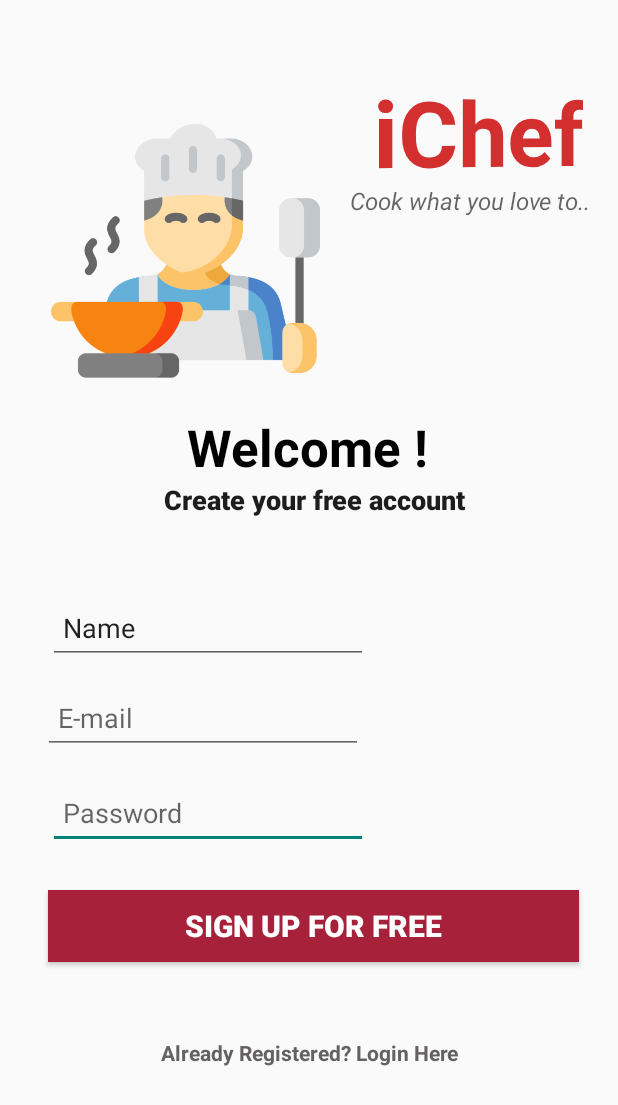
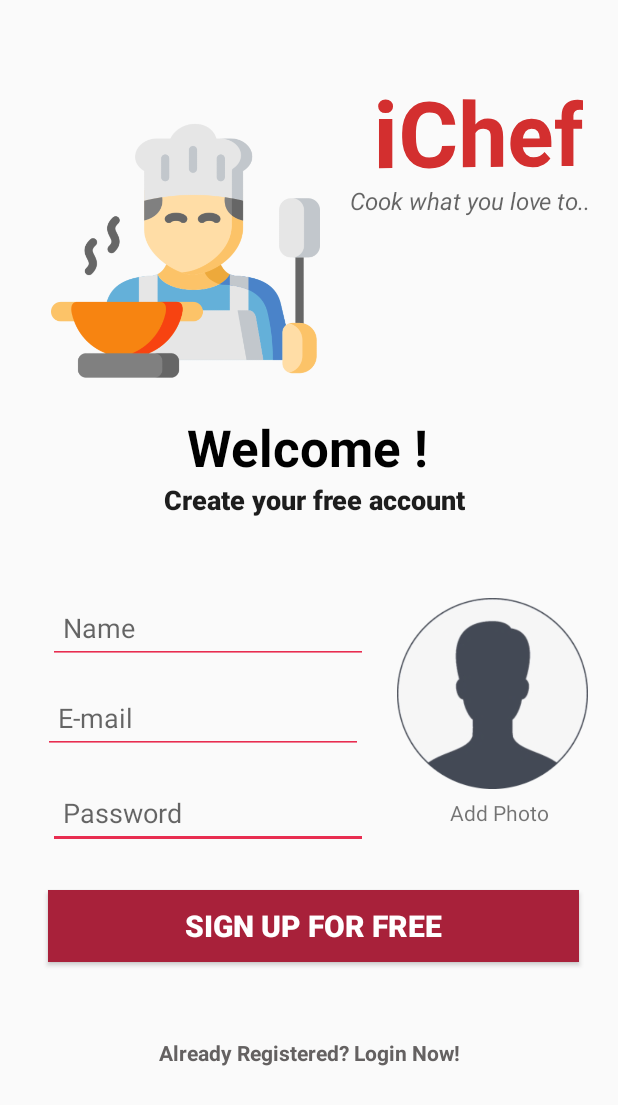
Before and after one commit to chearuno/CookNow, an Android app: the UserRegistration screen opened directly, with no data from a screen before it, on a phone screen of 412 x 824 dp. Shown: the top 1105 px of the screen. Run offline under Robolectric (Android 15) with nearby library versions, the phone set to English and light mode, and no system bars; our stand-ins replace Firebase (no records; nobody signed in at launch, a user with empty details on screens opened directly), Picasso; libraries missing offline, so code that uses them is left out: com.theartofdev.edmodo; pictures from the network do not load.

Commit message:
feat_userLogin&Reg_DB_intgrt_V2_ProfPic

```diff
--- a/app/build.gradle
+++ b/app/build.gradle
@@ -59,4 +59,9 @@ dependencies {
     implementation 'com.google.firebase:firebase-analytics:19.0.1'
     implementation 'com.google.firebase:firebase-core:19.0.1'
     implementation 'androidx.cardview:cardview:1.0.0'
+    implementation 'com.google.firebase:firebase-messaging:22.0.0'
+
+    api 'com.theartofdev.edmodo:android-image-cropper:2.8.+'
+    implementation 'com.squareup.picasso:picasso:2.5.2'
+
 }
--- a/app/src/main/res/layout/activity_user_registration.xml
+++ b/app/src/main/res/layout/activity_user_registration.xml
@@ -7,7 +7,7 @@
     tools:context=".UserRegistration">
 
     <ImageView
-        android:id="@+id/imageView4"
+        android:id="@+id/profpic"
         android:layout_width="179dp"
         android:layout_height="208dp"
         android:layout_marginStart="32dp"
@@ -90,7 +90,8 @@
         android:layout_marginTop="2dp"
         android:layout_marginEnd="107dp"
         android:layout_marginBottom="64dp"
-        android:text="Already Registered? Login Here"
+        android:text="Already Registered? Login Now!"
+        android:onClick="btn_userLoginForm"
         android:textColor="#646161"
         android:textStyle="bold"
         app:layout_constraintBottom_toBottomOf="parent"
@@ -129,6 +130,7 @@
         android:layout_marginEnd="169dp"
         android:ems="10"
         android:hint="Password"
+        android:backgroundTint="@color/colorPink"
         android:inputType="textPassword"
         android:minHeight="48dp"
         android:padding="10dp"
@@ -148,6 +150,7 @@
         android:layout_marginBottom="15dp"
         android:ems="10"
         android:hint="E-mail"
+        android:backgroundTint="@color/colorPink"
         android:inputType="textEmailAddress"
         android:minHeight="48dp"
         android:padding="10dp"
@@ -165,10 +168,11 @@
         android:layout_marginTop="28dp"
         android:layout_marginEnd="169dp"
         android:ems="10"
+        android:hint="Name"
+        android:backgroundTint="@color/colorPink"
         android:inputType="textPersonName"
         android:minHeight="48dp"
         android:padding="10dp"
-        android:text="Name"
         app:layout_constraintEnd_toEndOf="parent"
         app:layout_constraintHorizontal_bias="0.0"
         app:layout_constraintStart_toStartOf="parent"
@@ -187,4 +191,34 @@
         app:layout_constraintBottom_toTopOf="@+id/textView3"
         app:layout_constraintEnd_toEndOf="parent"
         app:layout_constraintStart_toStartOf="parent" />
+
+    <ImageView
+        android:id="@+id/imageView7"
+        android:layout_width="135dp"
+        android:layout_height="127dp"
+        android:layout_marginTop="32dp"
+        android:layout_marginEnd="16dp"
+        android:layout_marginBottom="52dp"
+        app:layout_constraintBottom_toTopOf="@+id/registerBtn"
+        app:layout_constraintEnd_toEndOf="parent"
+        app:layout_constraintTop_toBottomOf="@+id/textView3"
+        app:layout_constraintVertical_bias="0.0"
+        app:srcCompat="@drawable/profpicavtr" />
+
+    <TextView
+        android:id="@+id/textView8"
+        android:layout_width="wrap_content"
+        android:layout_height="wrap_content"
+        android:layout_marginStart="57dp"
+        android:layout_marginTop="6dp"
+        android:layout_marginEnd="46dp"
+        android:layout_marginBottom="27dp"
+        android:text="Add Photo"
+        app:layout_constraintBottom_toTopOf="@+id/registerBtn"
+        app:layout_constraintEnd_toEndOf="parent"
+        app:layout_constraintHorizontal_bias="1.0"
+        app:layout_constraintStart_toEndOf="@+id/editPassword"
+        app:layout_constraintTop_toBottomOf="@+id/imageView7"
+        app:layout_constraintVertical_bias="0.0" />
+
 </androidx.constraintlayout.widget.ConstraintLayout>
```
Also changed, not shown: app/src/main/AndroidManifest.xml (+13 -1 lines), app/src/main/java/com/msc/app/cook/UserLogin.java (+106 -16 lines), app/src/main/java/com/msc/app/cook/UserRegistration.java (+187 -28 lines), app/src/main/java/com/msc/app/cook/Users.java (added, +30 -0 lines), app/src/main/res/layout/activity_user_login.xml (+5 -2 lines), app/src/main/res/drawable/profpicavtr.png (added), gradle/wrapper/gradle-wrapper.properties, 1 other file.
